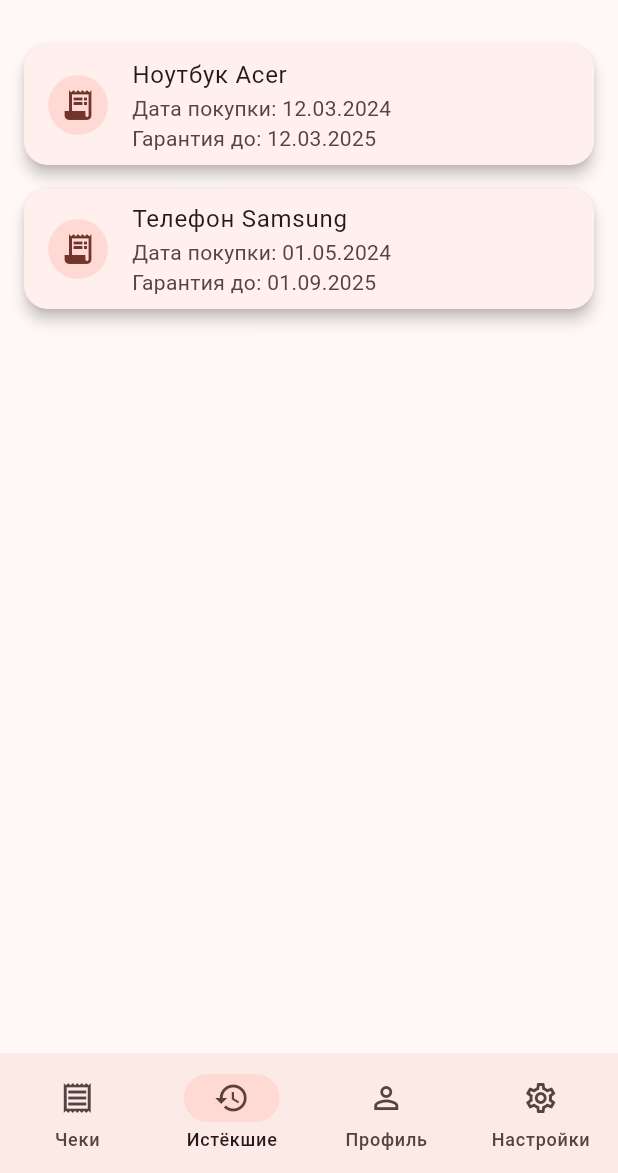
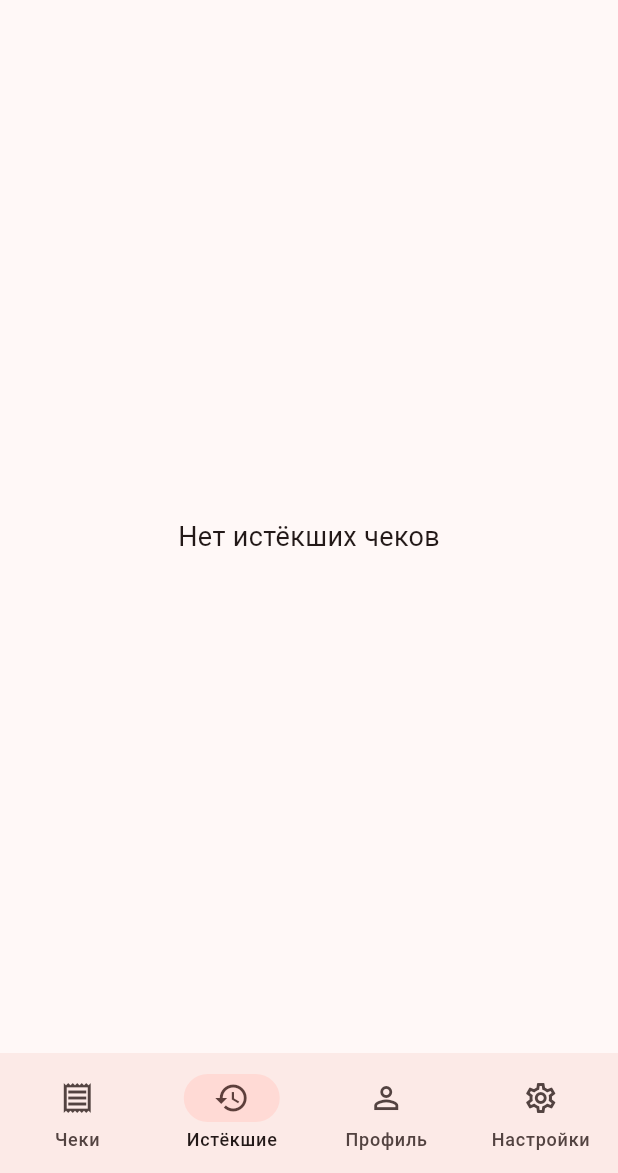
Before and after one commit to KbrYbk/warranty_storage, a Flutter app: the screen it shows after launch, item 2 of the bottom bar chosen, on a phone screen of 412 x 824 dp, the part 63-1236 px from its top. Run offline on Flutter 3.47's test engine with Material 3 defaults, Android fonts, the phone set to English and light mode, and no system bars; drawn by our look-alikes of dynamic_color; our stand-ins replace hive, hive_flutter, image_picker, shared_preferences; missing offline and left inert: mobile_scanner; accounts and stored records are empty.

Commit message:
add Hive

```diff
--- /dev/null
+++ b/lib/models/receipt.dart
@@ -0,0 +1,41 @@
+import 'package:hive/hive.dart';
+
+part 'receipt.g.dart'; // нужно для автогенерации адаптера
+
+@HiveType(typeId: 0)
+class Receipt extends HiveObject {
+  @HiveField(0)
+  String title;
+
+  @HiveField(1)
+  DateTime date;
+
+  @HiveField(2)
+  DateTime warrantyEnd;
+
+  @HiveField(3)
+  String price;
+
+  @HiveField(4)
+  String store;
+
+  @HiveField(5)
+  String category;
+
+  @HiveField(6)
+  String comment;
+
+  @HiveField(7)
+  String imagePath;
+
+  Receipt({
+    required this.title,
+    required this.date,
+    required this.warrantyEnd,
+    required this.price,
+    required this.store,
+    required this.category,
+    required this.comment,
+    required this.imagePath,
+  });
+}
--- a/lib/screens/expired_receipts_screen.dart
+++ b/lib/screens/expired_receipts_screen.dart
@@ -1,41 +1,27 @@
+import 'dart:io';
 import 'package:flutter/material.dart';
+import 'package:warranty_storage/models/receipt.dart';
+import 'package:warranty_storage/screens/receipt_details_screen.dart';
+import 'package:intl/intl.dart';
+
 
 class ExpiredReceiptsScreen extends StatelessWidget {
-  final List<Map<String, String>> receipts;
+  final List<Receipt> receipts;
 
   const ExpiredReceiptsScreen({super.key, required this.receipts});
-
-  // Метод для преобразования строки "dd.MM.yyyy" в DateTime
-  DateTime? _parseDate(String? dateStr) {
-    if (dateStr == null) return null;
-    try {
-      final parts = dateStr.split('.');
-      if (parts.length != 3) return null;
-      final day = int.parse(parts[0]);
-      final month = int.parse(parts[1]);
-      final year = int.parse(parts[2]);
-      return DateTime(year, month, day);
-    } catch (_) {
-      return null;
-    }
-  }
 
   @override
   Widget build(BuildContext context) {
     final now = DateTime.now();
 
     // Фильтруем истёкшие чеки
-    final expiredReceipts = receipts.where((r) {
-      final warrantyEnd = _parseDate(r['warrantyEnd']);
-      return warrantyEnd != null && warrantyEnd.isBefore(now);
-    }).toList();
+    final expiredReceipts = receipts
+        .where((r) => r.warrantyEnd.isBefore(DateTime.now()))
+        .toList();
 
     if (expiredReceipts.isEmpty) {
       return const Center(
-        child: Text(
-          "Нет истёкших чеков",
-          style: TextStyle(fontSize: 18),
-        ),
+        child: Text("Нет истёкших чеков", style: TextStyle(fontSize: 18)),
       );
     }
 
@@ -44,21 +30,39 @@
       padding: const EdgeInsets.symmetric(vertical: 8),
       itemBuilder: (context, index) {
         final receipt = expiredReceipts[index];
+
         return Card(
           margin: const EdgeInsets.symmetric(horizontal: 16, vertical: 8),
-          shape: RoundedRectangleBorder(borderRadius: BorderRadius.circular(16)),
+          shape: RoundedRectangleBorder(
+            borderRadius: BorderRadius.circular(16),
+          ),
           elevation: 4,
           child: ListTile(
             leading: const CircleAvatar(child: Icon(Icons.receipt_long)),
-            title: Text(receipt['title'] ?? 'Без названия'),
+            title: Text(receipt.title),
             subtitle: Column(
               crossAxisAlignment: CrossAxisAlignment.start,
               mainAxisSize: MainAxisSize.min,
               children: [
-                Text("Дата покупки: ${receipt['date'] ?? "-"}"),
-                Text("Гарантия до: ${receipt['warrantyEnd'] ?? "-"}"),
+                Text("Дата покупки: ${receipt.date}"),
+                Tooltip(
+                  message: "Гарантия закончилась",
+                  child: Text(
+                    "Гарантия до: ${DateFormat('dd.MM.yyyy').format(receipt.warrantyEnd)}",
+                    style: const TextStyle(color: Colors.red),
+                  ),
+                ),
               ],
             ),
+            trailing: const Icon(Icons.chevron_right),
+            onTap: () {
+              Navigator.push(
+                context,
+                MaterialPageRoute(
+                  builder: (_) => ReceiptDetailsScreen(receipt: receipt),
+                ),
+              );
+            },
           ),
         );
       },
--- a/lib/screens/home_screen.dart
+++ b/lib/screens/home_screen.dart
@@ -1,9 +1,12 @@
 import 'package:flutter/material.dart';
+import 'package:hive_flutter/hive_flutter.dart';
+import 'package:warranty_storage/models/receipt.dart';
 import 'package:warranty_storage/screens/add_receipt_screen.dart';
+import 'package:warranty_storage/screens/expired_receipts_screen.dart';
+import 'package:warranty_storage/screens/profile_screen.dart';
 import 'package:warranty_storage/screens/receipt_details_screen.dart';
-import 'package:warranty_storage/screens/expired_receipts_screen.dart';
 import 'package:warranty_storage/screens/settings_screen.dart';
-import 'package:warranty_storage/screens/profile_screen.dart';
+import 'package:intl/intl.dart';
 
 class HomeScreen extends StatefulWidget {
   final void Function(ThemeMode) onThemeChanged;
@@ -16,7 +19,7 @@
 
 // Виджет для вывода даты покупки и окончания гарантии
 class ReceiptSubtitle extends StatelessWidget {
-  final Map<String, String> receipt;
+  final Receipt receipt;
 
   const ReceiptSubtitle({super.key, required this.receipt});
 
@@ -26,8 +29,8 @@
       crossAxisAlignment: CrossAxisAlignment.start,
       mainAxisSize: MainAxisSize.min,
       children: [
-        Text("Дата покупки: ${receipt["date"] ?? "-"}"),
-        Text("Гарантия до: ${receipt["warrantyEnd"] ?? "-"}"),
+        Text("Дата покупки: ${receipt.date}"),
+        Text("Гарантия до: ${receipt.warrantyEnd}"),
       ],
     );
   }
@@ -37,57 +40,43 @@
   int _selectedIndex = 0;
   bool _notificationsEnabled = true;
 
-  final List<Map<String, String>> _receipts = [
-    {
-      "title": "Ноутбук Acer",
-      "date": "12.03.2024",
-      "warrantyEnd": "12.03.2025",
-      "comment": "",
-    },
-    {
-      "title": "Телефон Samsung",
-      "date": "01.05.2024",
-      "warrantyEnd": "01.09.2025",
-      "comment": "",
-    },
-    {
-      "title": "Наушники Sony",
-      "date": "01.12.2024",
-      "warrantyEnd": "01.12.2025",
-      "comment": "",
-    },
-  ];
+  late Box<Receipt> _receiptBox; // Hive Box для хранения чеков
+
+  @override
+  void initState() {
+    super.initState();
+    _receiptBox = Hive.box<Receipt>('receipts');
+  }
 
   void _onItemTapped(int index) => setState(() => _selectedIndex = index);
 
-  bool _isValidReceipt(Map<String, String>? receipt) {
-    return receipt != null &&
-        receipt["title"]?.isNotEmpty == true &&
-        receipt["date"]?.isNotEmpty == true;
-  }
+  // Добавление нового чека
 
   Future<void> _addReceipt() async {
-    final newReceipt = await Navigator.push<Map<String, String>?>(
+    final newReceipt = await Navigator.push<Receipt?>(
       context,
       MaterialPageRoute(builder: (_) => const AddReceiptScreen()),
     );
 
-    if (_isValidReceipt(newReceipt)) {
-      setState(() => _receipts.add(newReceipt!));
+    if (newReceipt != null) {
+      await _receiptBox.add(newReceipt);
     }
   }
 
-  Future<void> _openReceiptDetails(Map<String, String> receipt) async {
+//Открытие деталей чека
+  Future<void> _openReceiptDetails(Receipt receipt) async {
     final result = await Navigator.push(
       context,
-      MaterialPageRoute(builder: (_) => ReceiptDetailsScreen(receipt: receipt)),
+      MaterialPageRoute(
+        builder: (_) => ReceiptDetailsScreen(receipt: receipt), // передаём объект Receipt
+      ),
     );
 
     if (result != null && result["delete"] == true) {
-      setState(() => _receipts.remove(receipt));
+      setState(() {}); // обновляем экран, объект уже удалён
     }
   }
-
+//кнопка
 Widget? _buildFloatingButton() {
   if (_selectedIndex != 0) return null;
   return FloatingActionButton(
@@ -99,80 +88,57 @@
 @override
 Widget build(BuildContext context) {
   final pages = {
-      0: ListView.builder(
-        itemCount: _receipts.length,
+    //вкладка чеки
+    0: ValueListenableBuilder(
+      valueListenable: _receiptBox.listenable(),
+      builder: (context, Box<Receipt> box, _) {
+        if (box.isEmpty) {
+          return const Center(child: Text("Пока нет сохранённых чеков"));
+        }
+
+        final receipts = box.values.toList();
+
+        return ListView.builder(
+          itemCount: receipts.length,
           padding: const EdgeInsets.symmetric(vertical: 8),
           itemBuilder: (context, index) {
-          final receipt = _receipts[index];
+            final receipt = receipts[index];
             return Card(
-            margin: const EdgeInsets.symmetric(horizontal: 16, vertical: 8),
+              margin:
+              const EdgeInsets.symmetric(horizontal: 16, vertical: 8),
               shape: RoundedRectangleBorder(
                 borderRadius: BorderRadius.circular(16),
               ),
               elevation: 4,
               child: ListTile(
                 leading: const CircleAvatar(child: Icon(Icons.receipt_long)),
-              title: Text(receipt["title"] ?? "Без названия"),
+                title: Text(receipt.title),
                 subtitle: ReceiptSubtitle(receipt: receipt),
                 trailing: const Icon(Icons.chevron_right),
                 onTap: () => _openReceiptDetails(receipt),
               ),
             );
           },
+        );
+      },
     ),
-      1: ExpiredReceiptsScreen(receipts: _receipts),
-      2: ProfileScreen(),
-      3: SettingsScreen(
+    1: ValueListenableBuilder(//истёшие чеки
+      valueListenable: _receiptBox.listenable(),
+      builder: (context, Box<Receipt> box, _) {
+        final expired = _receiptBox.values
+            .where((r) => r.warrantyEnd.isBefore(DateTime.now()))
+            .toList();
+        return ExpiredReceiptsScreen(receipts: expired); // <- передаем сразу List<Receipt>
+      },
+    ),
+    2: const ProfileScreen(),//профиль, заглушка
+    3: SettingsScreen(//настройки
       onThemeChanged: widget.onThemeChanged,
       notificationsEnabled: _notificationsEnabled,
       onNotificationsChanged: (val) =>
           setState(() => _notificationsEnabled = val),
     ),
   };
-
-    /* if (_selectedIndex == 0) {
-      body = ListView.builder(
-        itemCount: _receipts.length,
-        padding: const EdgeInsets.symmetric(vertical: 8),
-        itemBuilder: (context, index) {
-          final receipt = _receipts[index];
-          return Card(
-            margin: const EdgeInsets.symmetric(horizontal: 16, vertical: 8),
-            shape: RoundedRectangleBorder(
-              borderRadius: BorderRadius.circular(16),
-            ),
-            elevation: 4,
-            child: ListTile(
-              leading: CircleAvatar(child: const Icon(Icons.receipt_long)),
-              title: Text(receipt["title"] ?? "Без названия"),
-              subtitle: Column(
-                crossAxisAlignment: CrossAxisAlignment.start,
-                children: [
-                  Text("Дата покупки: ${receipt["date"] ?? "-"}"),
-                  Text("Гарантия до: ${receipt["warrantyEnd"] ?? "-"}"),
-                ],
-              ),
-              trailing: const Icon(Icons.chevron_right),
-              onTap: () => _openReceiptDetails(receipt),
-            ),
-          );
-        },
-      );
-    } else if (_selectedIndex == 3) {
-      // Настройки
-      body = SettingsScreen(
-        onThemeChanged: widget.onThemeChanged,
-        notificationsEnabled: _notificationsEnabled,
-        onNotificationsChanged: (val) =>
-            setState(() => _notificationsEnabled = val),
-      );
-      } else if (_selectedIndex == 1) {
-        body = ExpiredReceiptsScreen(receipts: _receipts);
-      } else {
-      String text;
-      text = "Профиль";
-      body = Center(child: Text(text, style: const TextStyle(fontSize: 18)));
-    }*/
 
   return Scaffold(
     appBar: AppBar(title: const Text("Гарантийные чеки"), centerTitle: true),
@@ -205,5 +171,4 @@
       ],
     ),
   );
-  }
-}
+}}
--- a/pubspec.yaml
+++ b/pubspec.yaml
@@ -35,6 +35,12 @@
   intl: ^0.19.0
   image_picker: ^1.1.1
   mobile_scanner: ^3.5.7
+  #hive
+  hive: ^2.2.3
+  hive_flutter: ^1.1.0
+  path_provider: ^2.1.3
+  build_runner: ^2.4.13
+  hive_generator: ^2.0.1
   # The following adds the Cupertino Icons font to your application.
   # Use with the CupertinoIcons class for iOS style icons.
   cupertino_icons: ^1.0.8
```
Also changed, not shown: lib/main.dart (+17 -1 lines), lib/screens/add_receipt_screen.dart (+78 -51 lines), lib/screens/receipt_details_screen.dart (+20 -21 lines), lib/models/receipt.g.dart (added), pubspec.lock, 1 other file. Lines whose indentation alone changed are shown as unchanged.
